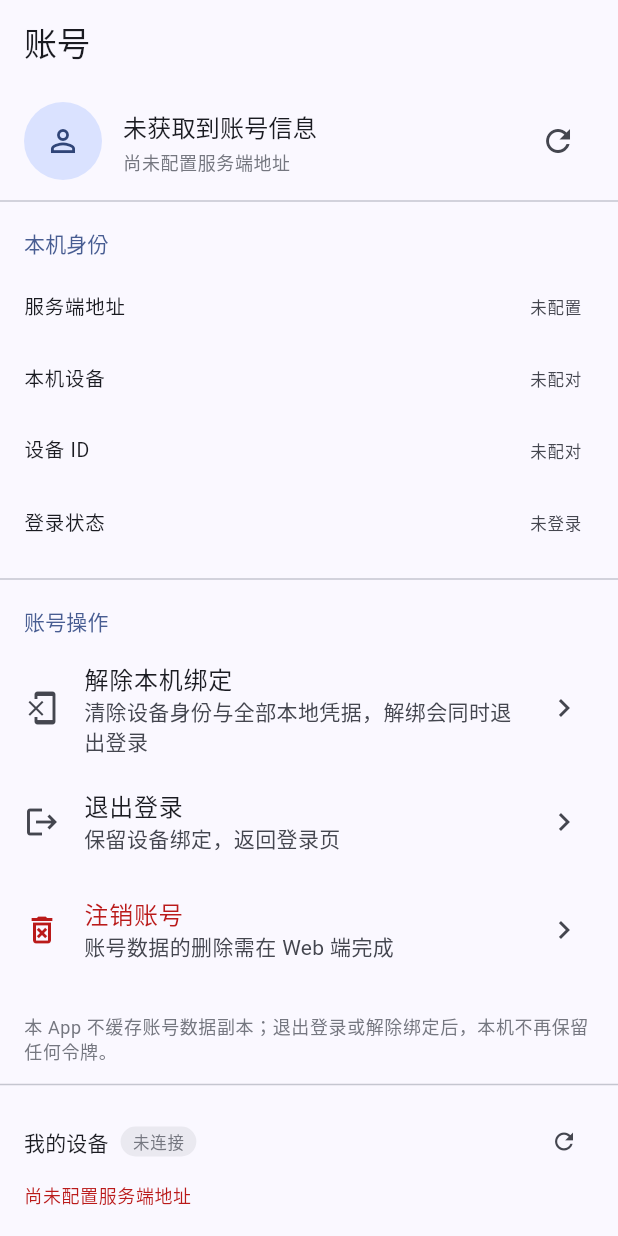
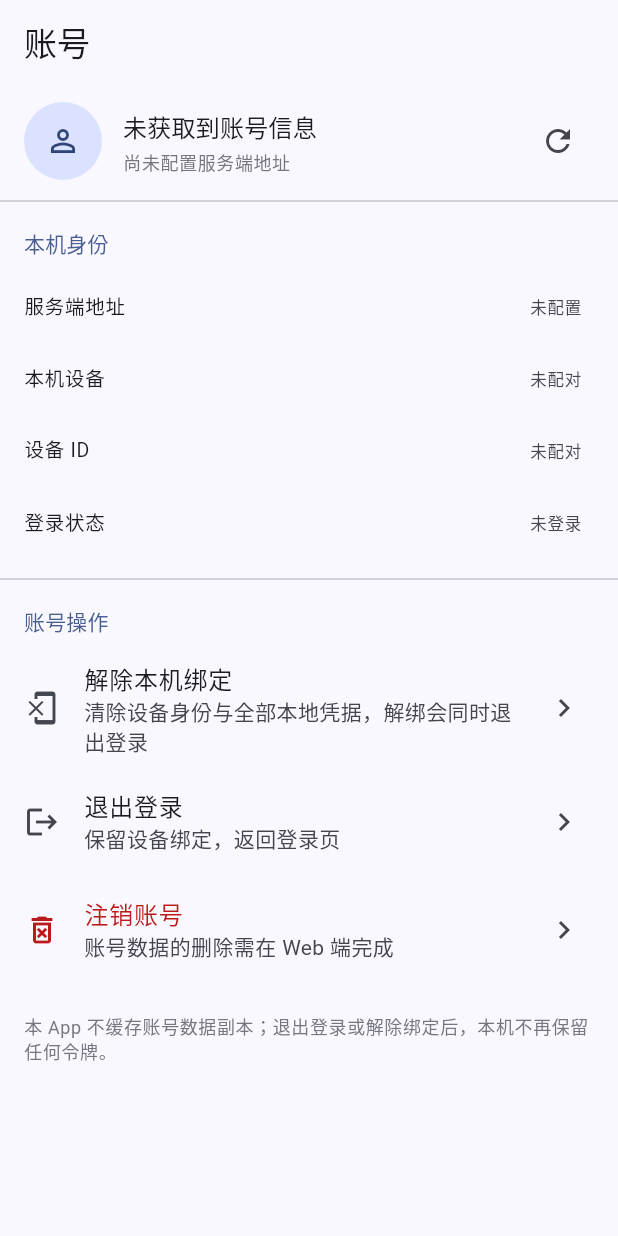
Before and after one commit to dsliveid/harness_mobile, a Flutter app: the AccountPage screen opened by its route, after a tap on the "refresh" icon, on a phone screen of 412 x 824 dp. Run offline on Flutter 3.47's test engine with Material 3 defaults, Android fonts, the phone set to English and light mode, and no system bars; our stand-ins replace dio, flutter_riverpod, flutter_secure_storage, go_router; missing offline and left inert: flutter_inappwebview; accounts and stored records are empty.

Commit message:
refactor(mobile): 撤销 SSE 消费点接线（P4-R1 第1刀：解耦 UI）
用户决策原文（2026-11-20）：
「目前客户端已经明确不做原生的消息和设备查看，移动端、桌面端都统一用服务端的 web 页面」

本笔仅解耦，使 SSE 内核立刻变零引用：
- 删除 lib/features/settings/my_devices_section.dart（唯一 SSE 消费方）
- account_page.dart 移除 import / Divider / 三行注释 / const MyDevicesSection()，末尾恢复 const SizedBox(height: 28)
- providers.dart 移除 import 'device_events_controller.dart' 与 deviceEventsControllerProvider 整段（含文档注释）

原因（三条硬理由）：
1. 它想覆盖的两个域已由 WebView 内 React 承接：设备查看→web/src/lib/deviceEvents.ts + stores/deviceStore.ts；消息查看→web/src/AppShell.tsx:65 订阅会话列表流（含 unread 红点）
2. 它唯一无法覆盖的场景（App 后台/被杀）它本身也做不了：docs/protocols.md §4.4 第5条自述「移动端锁屏后连接必然已断」，该场景只能走 APNs/FCM
3. 它是「测试全绿但无人调用」的活代码，正是用户此前明确反对的堆叠

保留物（本笔零触碰）：
- lib/data/ws/*（设备长连接 WS，App 在线态依赖）
- device_api.dart 除 listDevices 外全部方法（pair/session/unpair/revoke 等）
- protocol/frame_payloads.dart 的 Capability 类
- features/shared/connection_state_ui.dart（映射 DeviceWsState，非 SSE）

````diff
--- a/lib/core/app/providers.dart
+++ b/lib/core/app/providers.dart
@@ -15,7 +15,6 @@ import '../../data/ws/device_connection.dart';
 import '../../data/ws/websocket_device_connection.dart';
 import 'api_services.dart';
 import 'app_session.dart';
-import 'device_events_controller.dart';
 import 'device_ws_controller.dart';
 
 /// 安全存储（令牌，红线 R3）。
@@ -106,27 +105,3 @@ final ChangeNotifierProvider<DeviceWsController> deviceWsControllerProvider =
   // `ChangeNotifier was used after being disposed`）。
   return controller;
 });
-
-/// 设备状态实时同步控制器（App 级单例，SSE）。
-///
-/// ## 与 [deviceWsControllerProvider] 的关系：两条独立连接，互不干扰
-/// - `deviceWsController`：本机 ↔ 服务端的**控制通道**（`/api/v1/devices/ws`，
-///   收发任务/审批帧），生命周期跟「本机是否在线」绑定；
-/// - **本 Provider**：服务端广播的**设备状态镜像**（`/api/v1/devices/events`），
-///   生命周期跟「账号是否登录」绑定。
-///
-/// 两者不可合并：前者是 JSON Lines 双向协议且不免鉴权（设备令牌），
-/// 后者是单向 SSE 且走用户 Bearer（`internal/api/router.go` 的全局中间件）。
-///
-/// ## 边界（勿扩权）
-/// 移动端原生**只**接设备状态流；会话列表流由 WebView 内的 React 自行订阅，
-/// 原因见 `device_events_controller.dart` 文件头（双开同一条流 = 纯堆叠）。
-final ChangeNotifierProvider<DeviceEventsController> deviceEventsControllerProvider =
-    ChangeNotifierProvider<DeviceEventsController>((Ref ref) {
-  final AppSession session = ref.watch(appSessionProvider);
-  return DeviceEventsController(
-    store: ref.watch(secureStoreProvider),
-    // 传取值函数而非快照字符串：用户改服务端地址后，下一次建连自动跟随。
-    baseUrl: () => session.baseUrl,
-  );
-});
--- a/lib/features/settings/account_page.dart
+++ b/lib/features/settings/account_page.dart
@@ -23,7 +23,6 @@ import '../../core/app/providers.dart';
 import '../../data/remote/auth_api.dart';
 import '../shared/ui_helpers.dart';
 import '../shared/web_entry.dart';
-import 'my_devices_section.dart';
 
 class AccountPage extends ConsumerStatefulWidget {
   const AccountPage({super.key});
@@ -134,12 +133,6 @@ class _AccountPageState extends ConsumerState<AccountPage> {
                   ?.copyWith(color: theme.colorScheme.outline),
             ),
           ),
-          const Divider(height: 28),
-          // 我的设备（实时同步的唯一消费点）：与其他端上下线联动，无需手动刷新。
-          // 刻意放在**危险操作之后**：
-          // ① 危险操作（解绑 / 退出 / 注销）是用户最常见的入口，不能被挤到折叠区；
-          // ② 本区块高度可变（0~N 行）且依赖网络，放在顶部会把下方按钮推走。
-          const MyDevicesSection(),
           const SizedBox(height: 28),
         ],
       ),
--- a/lib/features/settings/my_devices_section.dart
+++ /dev/null
@@ -1,236 +0,0 @@
-/// 「我的设备」实时区块（账号页内的**唯一** SSE 消费点）。
-///
-/// # 为什么单独成一个 widget 而不是塞进账号页
-/// 关注点分离：账号页负责「身份 + 危险操作」，本文件只负责「设备在线状态」。
-/// 两者数据来源、刷新节奏、失败影响都完全不同（账号信息 5 分钟不变，
-/// 设备在线态 15 秒就可能变），混在一个 State 里必然出现
-/// 「设备上下线导致整页重建 / 账号信息跟着闪」。
-///
-/// # 门控（`docs/protocols.md` §4.4 第 1 条，铁律）
-/// **必须先拉首屏 `GET /api/v1/devices`，落地后才允许建 SSE 连接。**
-/// 反过来的话，首屏结果与 `snapshot` 帧会交错覆盖（谁后到谁赢），
-/// 表现为「列表随机少一台设备 / 闪一下」。
-///
-/// 因此本 widget 的顺序被写死为：
-/// ```
-/// initState → GET /devices → markFirstListReady(items)（内部开闸并建连）
-/// ```
-/// 绝不允许「先建连、后补首屏」。
-///
-/// # 实时性如何体现（用户可见）
-/// - 其他端的设备上线 / 离线 → 本页行项状态**无需刷新**即变化；
-/// - 设备被解绑（`device.revoked`）→ 该行**立即消失**（不是变灰）；
-/// - 连接状态诚实显示：`open` 才说「实时更新中」，退避中说「正在重连」，
-///   未连上说「未连接」—— 绝不谎报（同 `connection_state_ui.dart` 的红线）。
-library;
-
-import 'package:flutter/material.dart';
-import 'package:flutter_riverpod/flutter_riverpod.dart';
-
-import '../../core/app/providers.dart';
-import '../../data/model/device_state.dart';
-import '../../data/sse/sse_session.dart';
-import '../shared/ui_helpers.dart';
-
-/// 「我的设备」区块。
-class MyDevicesSection extends ConsumerStatefulWidget {
-  const MyDevicesSection({super.key});
-
-  @override
-  ConsumerState<MyDevicesSection> createState() => _MyDevicesSectionState();
-}
-
-class _MyDevicesSectionState extends ConsumerState<MyDevicesSection> {
-  bool _loading = true;
-  String? _error;
-
-  @override
-  void initState() {
-    super.initState();
-    WidgetsBinding.instance.addPostFrameCallback((_) => _loadFirstPage());
-  }
-
-  /// 拉首屏并开闸（门控的一半：数据；另一半「建连」由控制器负责）。
-  Future<void> _loadFirstPage() async {
-    final services = servicesOf(ref);
-    if (services == null) {
-      if (!mounted) return;
-      setState(() {
-        _loading = false;
-        _error = '尚未配置服务端地址';
-      });
-      return;
-    }
-    final controller = ref.read(deviceEventsControllerProvider);
-    try {
-      final List<DeviceState> devices = await services.device.listDevices();
-      if (!mounted) return;
-      setState(() {
-        _loading = false;
-        _error = null;
-      });
-      // 🔴 必须先落地再开闸（见文件头）。
-      await controller.markFirstListReady(devices);
-    } catch (error) {
-      if (!mounted) return;
-      setState(() {
-        _loading = false;
-        // 首屏失败**不**开闸：拿不到基线就建连只会让快照与空列表互相覆盖。
-        // 用户可点重试，成功后才建连。
-        _error = '设备列表暂时获取不到：${friendlyError(error)}';
-      });
-    }
-  }
-
-  @override
-  Widget build(BuildContext context) {
-    final theme = Theme.of(context);
-    final controller = ref.watch(deviceEventsControllerProvider);
-    final List<DeviceState> devices = controller.devices;
-
-    return Column(
-      crossAxisAlignment: CrossAxisAlignment.start,
-      children: <Widget>[
-        Padding(
-          padding: const EdgeInsets.fromLTRB(16, 4, 16, 8),
-          child: Row(
-            children: <Widget>[
-              Text('我的设备', style: theme.textTheme.titleSmall),
-              const SizedBox(width: 8),
-              _LiveBadge(
-                state: controller.state,
-                onlineCount: controller.onlineCount,
-                total: devices.length,
-              ),
-              const Spacer(),
-              IconButton(
-                tooltip: '刷新',
-                visualDensity: VisualDensity.compact,
-                onPressed: _loading ? null : _loadFirstPage,
-                icon: const Icon(Icons.refresh, size: 18),
-              ),
-            ],
-          ),
-        ),
-        if (_loading)
-          const Padding(
-            padding: EdgeInsets.symmetric(horizontal: 16, vertical: 8),
-            child: LinearProgressIndicator(minHeight: 2),
-          )
-        else if (_error != null)
-          Padding(
-            padding: const EdgeInsets.symmetric(horizontal: 16),
-            child: Text(
-              _error!,
-              style: theme.textTheme.bodySmall
-                  ?.copyWith(color: theme.colorScheme.error),
-            ),
-          )
-        else if (devices.isEmpty)
-          Padding(
-            padding: const EdgeInsets.symmetric(horizontal: 16, vertical: 6),
-            child: Text(
-              '还没有其他设备绑定此账号',
-              style: theme.textTheme.bodySmall
-                  ?.copyWith(color: theme.colorScheme.outline),
-            ),
-          )
-        else
-          for (final DeviceState device in devices)
-            _DeviceRow(device: device, theme: theme),
-      ],
-    );
-  }
-}
-
-/// 单台设备行（在线 → 绿点 + 「在线」；离线 → 灰点 + 「最后在线 …」）。
-///
-/// 🔴 离线设备**必须保留**（它不是解绑，只是暂时连不上）。
-/// 真正的解绑由归约层直接从列表移除，无需本 widget 判断。
-class _DeviceRow extends StatelessWidget {
-  const _DeviceRow({required this.device, required this.theme});
-
-  final DeviceState device;
-  final ThemeData theme;
-
-  @override
-  Widget build(BuildContext context) {
-    final bool online = device.online;
-    final Color tone = online
-        ? theme.colorScheme.primary
-        : theme.colorScheme.outline;
-    return ListTile(
-      dense: true,
-      leading: Container(
-        width: 10,
-        height: 10,
-        decoration: BoxDecoration(color: tone, shape: BoxShape.circle),
-      ),
-      title: Text(device.name.isEmpty ? device.deviceId : device.name),
-      subtitle: Text(
-        <String>[
-          online ? '在线' : _lastSeenText(device.lastSeenAt),
-          if (device.kind.isNotEmpty) device.kind,
-          // 服务端要求如实展示「未绑定账号」而不是隐藏该设备
-          // （`state_bus.go:44-46`）：它仍在正常工作，只是缺归属。
-          if (!device.hasOwner) '未绑定账号',
-        ].join(' · '),
-        style: theme.textTheme.bodySmall?.copyWith(color: tone),
-      ),
-      trailing: Text(
-        online ? '实时' : '离线',
-        style: theme.textTheme.labelSmall?.copyWith(color: tone),
-      ),
-    );
-  }
-
-  /// 离线时展示「最后在线」相对时间（服务端离线后仍保留 `last_seen_at`）。
-  static String _lastSeenText(int? lastSeenAt) {
-    if (lastSeenAt == null || lastSeenAt <= 0) return '离线';
-    final DateTime at = DateTime.fromMillisecondsSinceEpoch(lastSeenAt);
-    final Duration gap = DateTime.now().difference(at);
-    if (gap.inSeconds < 60) return '最后在线：刚刚';
-    if (gap.inMinutes < 60) return '最后在线：${gap.inMinutes} 分钟前';
-    if (gap.inHours < 24) return '最后在线：${gap.inHours} 小时前';
-    return '最后在线：${gap.inDays} 天前';
-  }
-}
-
-/// 连接状态角标（**诚实映射**，绝不谎报「实时更新中」）。
-///
-/// 与 `connection_state_ui.dart` 的 `visualForConnectionState` 同一红线：
-/// 只有 [SseState.open] 才能出现「实时」，其余都必须如实显示不可用态。
-class _LiveBadge extends StatelessWidget {
-  const _LiveBadge({
-    required this.state,
-    required this.onlineCount,
-    required this.total,
-  });
-
-  final SseState state;
-  final int onlineCount;
-  final int total;
-
-  @override
-  Widget build(BuildContext context) {
-    final ThemeData theme = Theme.of(context);
-    final (String label, Color tone) = switch (state) {
-      SseState.open => ('实时 $onlineCount/$total', theme.colorScheme.primary),
-      SseState.connecting => ('连接中', theme.colorScheme.outline),
-      SseState.backoff => ('重连中', theme.colorScheme.tertiary),
-      // idle：可能是尚未开闸（首屏未落地）或已停止。无论哪种都**不是**实时。
-      SseState.idle => ('未连接', theme.colorScheme.outline),
-    };
-    return Container(
-      padding: const EdgeInsets.symmetric(horizontal: 8, vertical: 2),
-      decoration: BoxDecoration(
-        color: tone.withValues(alpha: 0.12),
-        borderRadius: BorderRadius.circular(10),
-      ),
-      child: Text(
-        label,
-        style: theme.textTheme.labelSmall?.copyWith(color: tone),
-      ),
-    );
-  }
-}
````
